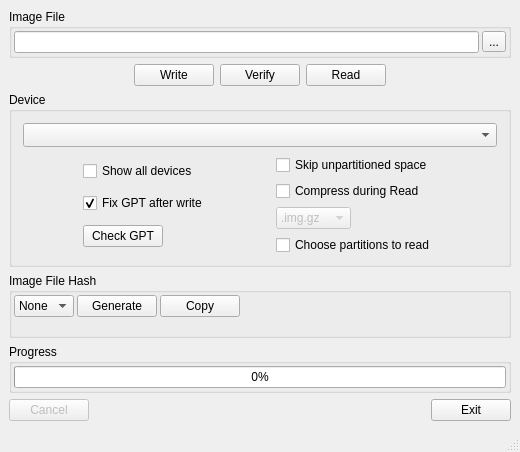
Old version of the form src/mainwindow.ui in the repository peacepenguin/windiskimager.
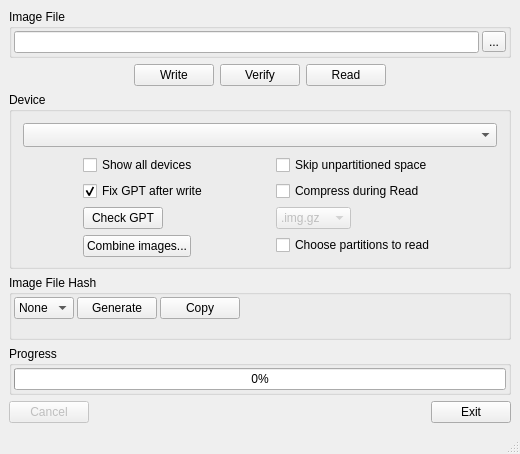
New version of the form. Icons and pictures are not drawn. Custom widgets are drawn as their Qt base class.

Commit message: combine images feature

```diff
--- a/src/mainwindow.ui
+++ b/src/mainwindow.ui
@@ -259,6 +259,22 @@
           </property>
          </widget>
           </item>
+          <item>
+         <widget class="QPushButton" name="bCombine">
+          <property name="sizePolicy">
+           <sizepolicy hsizetype="Fixed" vsizetype="Fixed">
+            <horstretch>0</horstretch>
+            <verstretch>0</verstretch>
+           </sizepolicy>
+          </property>
+          <property name="text">
+           <string>Combine images...</string>
+          </property>
+          <property name="toolTip">
+           <string>Put partitions from several image files onto the selected device, in an order you choose, under a new partition table.</string>
+          </property>
+         </widget>
+          </item>
          </layout>
         </item>
         <item>
```
The commit also changes 20 other files.
